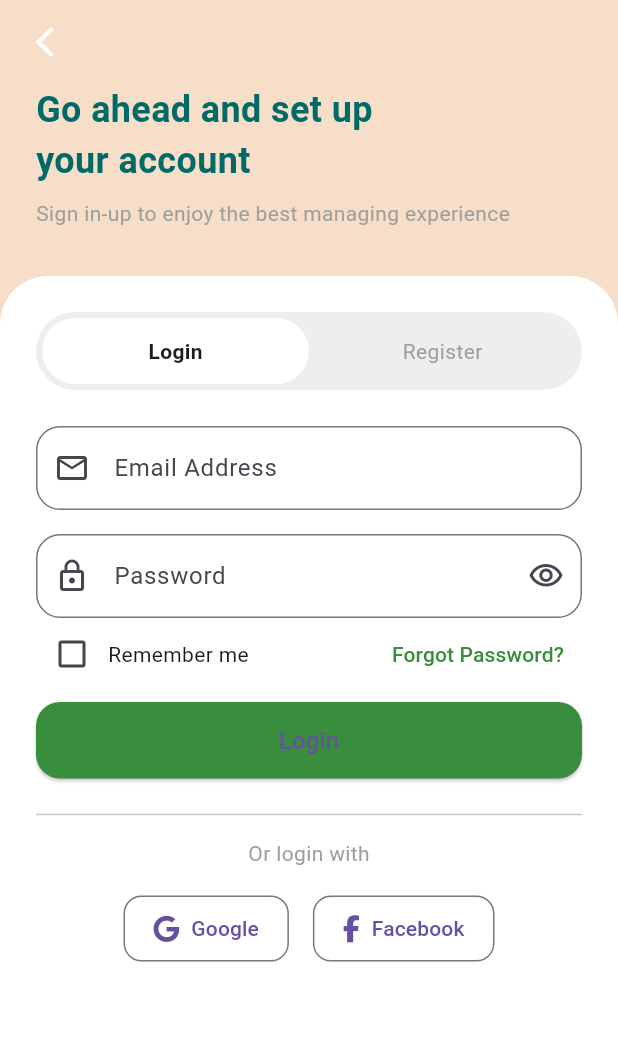
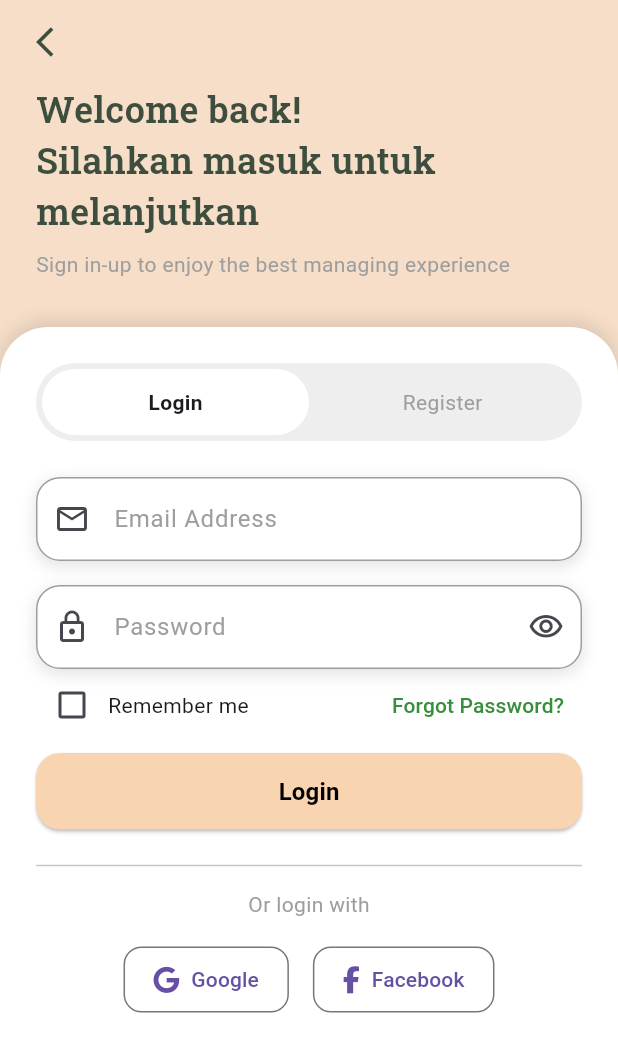
Before and after one commit to mrnpal/busfa-app, a Flutter app: the screen it shows after launch, after a tap on the "arrow forward" icon, on a phone screen of 412 x 824 dp. Shown: the top 1052 px of the screen. Run offline on Flutter 3.47's test engine with Material 3 defaults, Android fonts, the light colour scheme and no system bars; our stand-ins replace cloud_firestore, firebase_auth, firebase_core, fl_chart, font_awesome_flutter, get and 1 more; accounts and stored records are empty; network calls fail.

Commit message:
update background login page

```diff
--- a/lib/constants.dart
+++ /dev/null
@@ -1,7 +0,0 @@
-import 'package:flutter/material.dart';
-
-const primaryColor = Color(0xFF2697FF);
-const secondaryColor = Color(0xFF2A2D3E);
-const bgColor = Color(0xFF212332);
-
-const defaultPadding = 16.0;
--- a/lib/views/auth/login_screen.dart
+++ b/lib/views/auth/login_screen.dart
@@ -3,6 +3,7 @@ import 'package:font_awesome_flutter/font_awesome_flutter.dart';
 import '../../services/auth_service.dart';
 import '../admin/dashboard/admin_dashboard.dart';
 import '../user/user_home.dart';
+import 'package:google_fonts/google_fonts.dart';
 
 class LoginScreen extends StatefulWidget {
   @override
@@ -72,35 +73,44 @@ class _LoginScreenState extends State<LoginScreen> {
   @override
   Widget build(BuildContext context) {
     return Scaffold(
-      backgroundColor: const Color(0xffF6DEC8),
+      backgroundColor: const Color.fromRGBO(246, 222, 200, 1.0),
       body: SafeArea(
         child: Column(
           children: [
-            // Top back arrow
-            const Padding(
-              padding: EdgeInsets.symmetric(horizontal: 24.0, vertical: 16),
+            Padding(
+              padding: const EdgeInsets.symmetric(
+                horizontal: 24.0,
+                vertical: 16,
+              ),
               child: Row(
-                children: [Icon(Icons.arrow_back_ios, color: Colors.white)],
+                children: [
+                  GestureDetector(
+                    onTap: () {
+                      Navigator.pop(context);
+                    },
+                    child: const Icon(
+                      Icons.arrow_back_ios,
+                      color: Color(0xff3E4E3E),
                     ),
                   ),
-
-            // Header Text
-            const Padding(
+                ],
+              ),
+            ),
+            Padding(
               padding: EdgeInsets.symmetric(horizontal: 24),
               child: Align(
                 alignment: Alignment.centerLeft,
                 child: Text(
-                  'Go ahead and set up\nyour account',
-                  style: TextStyle(
+                  'Welcome back!\nSilahkan masuk untuk melanjutkan',
+                  style: GoogleFonts.robotoSlab(
                     fontSize: 24,
-                    fontWeight: FontWeight.bold,
-                    color: Color.fromRGBO(0, 106, 103, 1),
+                    fontWeight: FontWeight.w600,
+                    color: Color(0xff3E4E3E),
                   ),
                 ),
               ),
             ),
 
-            // Subtext
             const Padding(
               padding: EdgeInsets.symmetric(horizontal: 24, vertical: 8),
               child: Align(
@@ -120,6 +130,13 @@ class _LoginScreenState extends State<LoginScreen> {
                 width: double.infinity,
                 decoration: const BoxDecoration(
                   color: Colors.white,
+                  boxShadow: [
+                    BoxShadow(
+                      color: Colors.black12,
+                      blurRadius: 10,
+                      offset: Offset(0, -3),
+                    ),
+                  ],
                   borderRadius: BorderRadius.vertical(top: Radius.circular(32)),
                 ),
                 child: Column(
@@ -176,13 +193,56 @@ class _LoginScreenState extends State<LoginScreen> {
                             const SizedBox(height: 24),
 
                             // Email
-                            TextField(
+                            Container(
+                              decoration: BoxDecoration(
+                                color: Colors.white,
+                                borderRadius: BorderRadius.circular(16),
+                                boxShadow: [
+                                  BoxShadow(
+                                    color: Colors.black.withOpacity(
+                                      0.1,
+                                    ), // warna bayangan
+                                    spreadRadius: 1,
+                                    blurRadius: 8,
+                                    offset: const Offset(
+                                      0,
+                                      3,
+                                    ), // arah bayangan (horizontal, vertical)
+                                  ),
+                                ],
+                              ),
+                              child: TextField(
                                 controller: emailController,
                                 decoration: InputDecoration(
                                   prefixIcon: const Icon(Icons.email_outlined),
                                   labelText: 'Email Address',
+                                  labelStyle: const TextStyle(
+                                    color: Colors.grey,
+                                  ),
+                                  floatingLabelStyle: const TextStyle(
+                                    color: Colors.grey,
+                                  ),
+                                  filled: true,
+                                  fillColor: Colors.white,
+
+                                  enabledBorder: OutlineInputBorder(
+                                    borderRadius: BorderRadius.circular(16),
+                                    borderSide: const BorderSide(
+                                      color: Colors.grey,
+                                    ),
+                                  ),
+                                  focusedBorder: OutlineInputBorder(
+                                    borderRadius: BorderRadius.circular(16),
+                                    borderSide: const BorderSide(
+                                      color: Colors.grey,
+                                    ),
+                                  ),
                                   border: OutlineInputBorder(
                                     borderRadius: BorderRadius.circular(16),
+                                    borderSide: const BorderSide(
+                                      color: Colors.grey,
+                                    ),
+                                  ),
                                 ),
                               ),
                             ),
@@ -190,7 +250,25 @@ class _LoginScreenState extends State<LoginScreen> {
                             const SizedBox(height: 16),
 
                             // Password
-                            TextField(
+                            Container(
+                              decoration: BoxDecoration(
+                                color: Colors.white,
+                                borderRadius: BorderRadius.circular(16),
+                                boxShadow: [
+                                  BoxShadow(
+                                    color: Colors.black.withOpacity(
+                                      0.1,
+                                    ), // warna bayangan
+                                    spreadRadius: 1,
+                                    blurRadius: 8,
+                                    offset: const Offset(
+                                      0,
+                                      3,
+                                    ), // arah bayangan (horizontal, vertical)
+                                  ),
+                                ],
+                              ),
+                              child: TextField(
                                 controller: passwordController,
                                 obscureText: true,
                                 decoration: InputDecoration(
@@ -199,8 +277,33 @@ class _LoginScreenState extends State<LoginScreen> {
                                     Icons.visibility_outlined,
                                   ),
                                   labelText: 'Password',
+                                  labelStyle: const TextStyle(
+                                    color: Colors.grey,
+                                  ), // saat belum floating
+                                  floatingLabelStyle: const TextStyle(
+                                    color: Colors.grey,
+                                  ),
+                                  filled: true,
+                                  fillColor: Colors.white,
+
+                                  enabledBorder: OutlineInputBorder(
+                                    borderRadius: BorderRadius.circular(16),
+                                    borderSide: const BorderSide(
+                                      color: Colors.grey,
+                                    ),
+                                  ),
+                                  focusedBorder: OutlineInputBorder(
+                                    borderRadius: BorderRadius.circular(16),
+                                    borderSide: const BorderSide(
+                                      color: Colors.grey,
+                                    ),
+                                  ),
                                   border: OutlineInputBorder(
                                     borderRadius: BorderRadius.circular(16),
+                                    borderSide: const BorderSide(
+                                      color: Colors.grey,
+                                    ),
+                                  ),
                                 ),
                               ),
                             ),
@@ -232,7 +335,12 @@ class _LoginScreenState extends State<LoginScreen> {
                             const SizedBox(height: 8),
                             ElevatedButton(
                               style: ElevatedButton.styleFrom(
-                                backgroundColor: Colors.green[700],
+                                backgroundColor: Color.fromRGBO(
+                                  249,
+                                  212,
+                                  177,
+                                  1,
+                                ),
                                 padding: const EdgeInsets.symmetric(
                                   vertical: 14,
                                 ),
@@ -246,7 +354,11 @@ class _LoginScreenState extends State<LoginScreen> {
 
                               child: const Text(
                                 'Login',
-                                style: TextStyle(fontSize: 16),
+                                style: TextStyle(
+                                  fontSize: 16,
+                                  color: Colors.black,
+                                  fontWeight: FontWeight.bold,
+                                ),
                               ),
                             ),
 
@@ -276,8 +388,6 @@ class _LoginScreenState extends State<LoginScreen> {
                                 ),
                               ],
                             ),
-
-                            const SizedBox(height: 24),
                           ],
                         ),
                       ),
```
Lines whose indentation alone changed are shown as unchanged.
